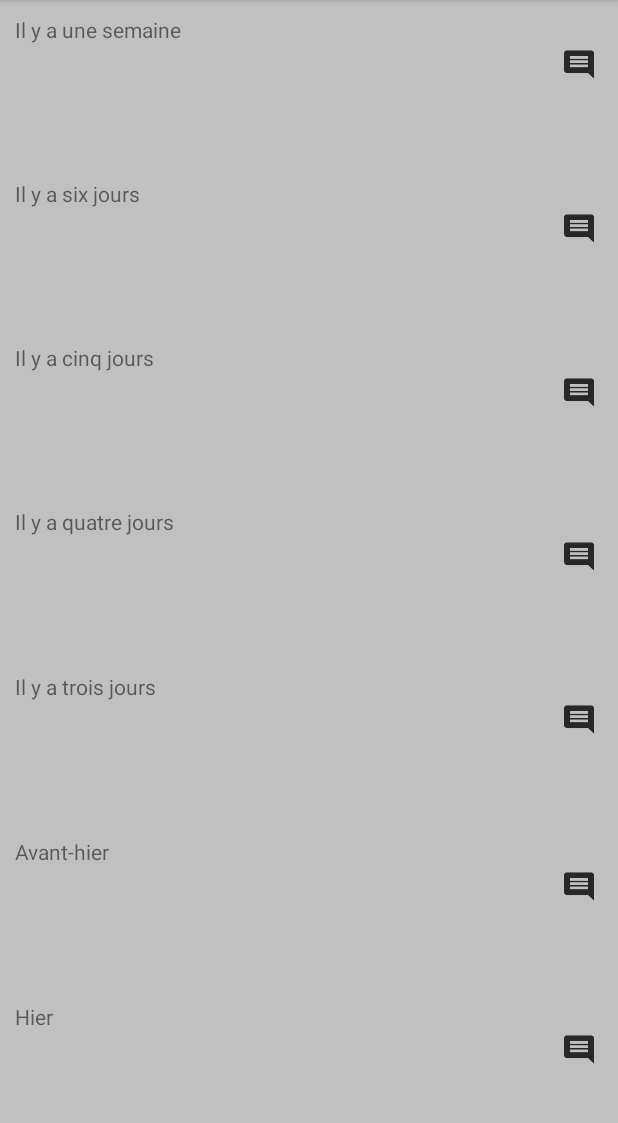
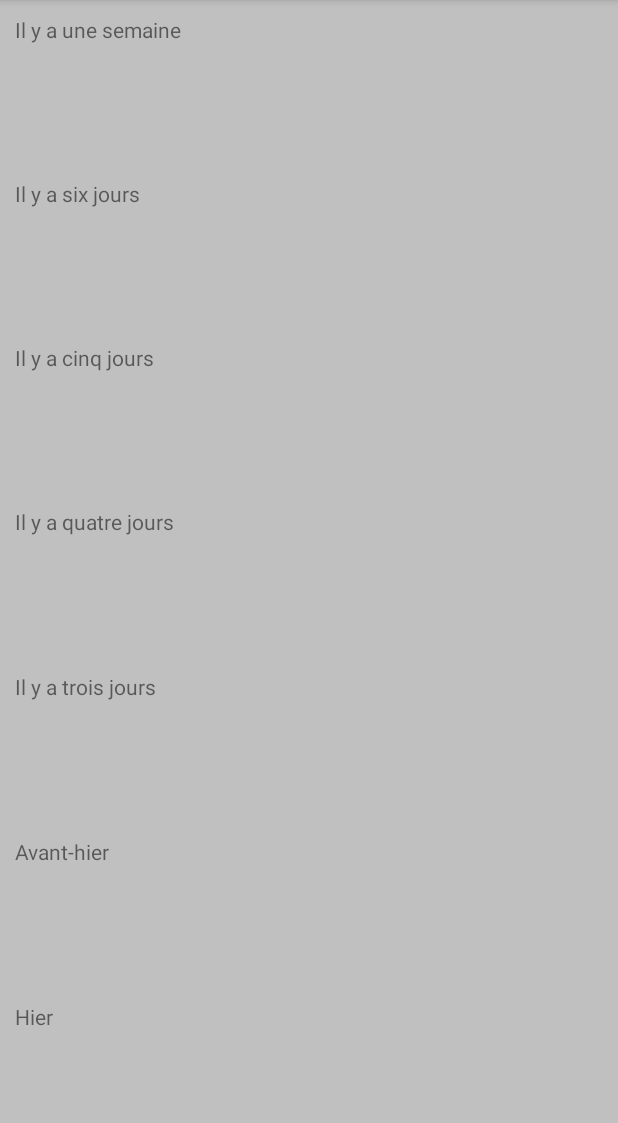
Before and after one commit to markmomo/MoodTracker, an Android app: the screen it shows after launch (HistoryActivity), after a tap on an icon or button, on a phone screen of 412 x 824 dp, the part 84-1207 px from its top. Run offline under Robolectric (Android 15) with nearby library versions, the phone set to English and light mode, and no system bars.

Commit message:
HistoryActivity displaying history
add methods in HistoryActivity to display colors, sizes, noteIcons,
based on the user history.

```diff
--- a/app/src/main/java/markmomo/com/moodtracker/controllers/HistoryActivity.java
+++ b/app/src/main/java/markmomo/com/moodtracker/controllers/HistoryActivity.java
@@ -1,39 +1,152 @@
 package markmomo.com.moodtracker.controllers;
 
+import android.content.Intent;
+
+import android.support.annotation.ColorRes;
+import android.support.constraint.ConstraintLayout;
 import android.support.v7.app.AppCompatActivity;
+
 import android.os.Bundle;
-import android.util.Log;
+
+import android.util.DisplayMetrics;
+
+import android.view.Display;
 import android.view.View;
+
+import android.widget.ImageButton;
+import android.widget.Toast;
+
+import java.util.ArrayList;
 
 import markmomo.com.moodtracker.R;
 
 public class HistoryActivity extends AppCompatActivity {
 
+    private ArrayList<ImageButton> mButtons;
+    private ArrayList<ConstraintLayout> mCstLayouts;
+    private @ColorRes int mColor;
+    private ArrayList<String> mNotes;
+    private ArrayList<String> mMoods;
+
     @Override
     protected void onCreate(Bundle savedInstanceState) {
         super.onCreate(savedInstanceState);
         setContentView(R.layout.activity_history);
+
+        //INITIALIZATION LAYOUTS AND WIDGETS
+        ImageButton mButton1,mButton2,mButton3,mButton4,mButton5,mButton6,mButton7;
+        ConstraintLayout mDay1Left,mDay2Left,mDay3Left,mDay4Left,mDay5Left,mDay6Left,mDay7Left;
+
+        mDay1Left = findViewById(R.id.act_history_day1);mDay2Left = findViewById(R.id.act_history_day2);
+        mDay3Left = findViewById(R.id.act_history_day3);mDay4Left = findViewById(R.id.act_history_day4);
+        mDay5Left = findViewById(R.id.act_history_day5);mDay6Left = findViewById(R.id.act_history_day6);
+        mDay7Left = findViewById(R.id.act_history_day7);
+
+        mButton1 = findViewById(R.id.act_history_day1_Btn);mButton2 = findViewById(R.id.act_history_day2_Btn);
+        mButton3 = findViewById(R.id.act_history_day3_Btn);mButton4 = findViewById(R.id.act_history_day4_Btn);
+        mButton5 = findViewById(R.id.act_history_day5_Btn);mButton6 = findViewById(R.id.act_history_day6_Btn);
+        mButton7 = findViewById(R.id.act_history_day7_Btn);
+
+        mCstLayouts = new ArrayList<>();
+        mCstLayouts.add(mDay1Left);mCstLayouts.add(mDay2Left);mCstLayouts.add(mDay3Left);mCstLayouts.add(mDay4Left);
+        mCstLayouts.add(mDay5Left);mCstLayouts.add(mDay6Left);mCstLayouts.add(mDay7Left);
+
+        mButtons = new ArrayList<>();
+        mButtons.add(mButton1);mButtons.add(mButton2);mButtons.add(mButton3);mButtons.add(mButton4);
+        mButtons.add(mButton5);mButtons.add(mButton6);mButtons.add(mButton7);
+
+        //load data from MainActivity
+        Intent intent = getIntent ();
+        mMoods = intent.getStringArrayListExtra("mMoods history");
+        mNotes = intent.getStringArrayListExtra("mNotes history");
+
+        //display management of history colors, sizes, and icons.
+        for (int i = 0; i < 7; i++){
+            this.displayHistory(Integer.parseInt(mMoods.get(i)), i+1);
+        }
+        this.displayingNoteIcon();
     }
 
     public void button7IsClicked(View view){
-        Log.e("HistoryActivity Button", "button7IsClicked: ");
+        Toast.makeText(this, mNotes.get(6), Toast.LENGTH_SHORT).show();
     }
     public void button6IsClicked(View view){
-        Log.e("HistoryActivity Button", "button6IsClicked: ");
+        Toast.makeText(this, mNotes.get(5), Toast.LENGTH_SHORT).show();
     }
     public void button5IsClicked(View view){
-        Log.e("HistoryActivity Button", "button5IsClicked: ");
+        Toast.makeText(this, mNotes.get(4), Toast.LENGTH_SHORT).show();
     }
     public void button4IsClicked(View view){
-        Log.e("HistoryActivity Button", "button4IsClicked: ");
+        Toast.makeText(this, mNotes.get(3), Toast.LENGTH_SHORT).show();
     }
     public void button3IsClicked(View view){
-        Log.e("HistoryActivity Button", "button3IsClicked: ");
+        Toast.makeText(this, mNotes.get(2), Toast.LENGTH_SHORT).show();
     }
     public void button2IsClicked(View view){
-        Log.e("HistoryActivity Button", "button2IsClicked: ");
+        Toast.makeText(this, mNotes.get(1), Toast.LENGTH_SHORT).show();
     }
     public void button1IsClicked(View view){
-        Log.e("HistoryActivity Button", "button1IsClicked: ");
+        Toast.makeText(this, mNotes.get(0), Toast.LENGTH_SHORT).show();
+    }
+
+    private void displayHistory (int moodNumber, int position) {
+
+        switch (moodNumber){
+            case 0 :
+                mColor = R.color.faded_red;
+                break;
+            case 1 :
+                mColor = R.color.warm_grey;
+                break;
+            case 2 :
+                mColor = R.color.cornflower_blue_65;
+                break;
+            case 3 :
+                mColor = R.color.light_sage;
+                break;
+            case 4 :
+                mColor = R.color.banana_yellow;
+                break;
+            default:
+                mColor = R.color.noMoodsGrey;
+        }
+        chooseWidthAndColor(moodNumber,mCstLayouts.get(position-1),mButtons.get(position-1));
+    }
+
+    private int getWidthScreen() {
+        Display display = getWindowManager().getDefaultDisplay();
+        DisplayMetrics outMetrics = new DisplayMetrics();
+        display.getMetrics(outMetrics);
+
+        return outMetrics.widthPixels;
+    }
+
+    private void chooseWidthAndColor(int number , ConstraintLayout constraint, ImageButton imgButton) {
+
+        switch (number){
+            case 0 :
+                constraint.setMaxWidth(getWidthScreen()/5);
+                break;
+            case 1 :
+                constraint.setMaxWidth((getWidthScreen()/5)*2);
+                break;
+            case 2 :
+                constraint.setMaxWidth((getWidthScreen()/5)*3);
+                break;
+            case 3 :
+                constraint.setMaxWidth((getWidthScreen()/5)*4);
+                break;
+        }
+        constraint.setBackgroundColor(getResources().getColor(mColor));
+        imgButton.setBackgroundColor(getResources().getColor(mColor));
+    }
+
+    private void displayingNoteIcon(){
+
+        for (int i = 0; i < 7; i++){
+
+            if (mNotes.get(i).equals("no note"))
+                mButtons.get(i).setVisibility(View.GONE);
+        }
     }
 }
--- a/app/src/main/java/markmomo/com/moodtracker/controllers/MainActivity.java
+++ b/app/src/main/java/markmomo/com/moodtracker/controllers/MainActivity.java
@@ -33,7 +33,6 @@ import static markmomo.com.moodtracker.models.UserNotes.CURRENT_NOTES;
 import static markmomo.com.moodtracker.models.UserNotes.NOTES;
 import static markmomo.com.moodtracker.tools.AlarmReceiver.DAY_COUNTER;
 
-
 public class MainActivity extends AppCompatActivity {
 
     SharedPreferences mPrefs;
@@ -44,14 +43,16 @@ public class MainActivity extends AppCompatActivity {
     ViewPager mPager;
     EditText mNoteBox;
 
-
     public void historyIconIsClicked (View view){
         Intent intent = new Intent(MainActivity.this,HistoryActivity.class);
+
+        intent.putStringArrayListExtra("mMoods history",mUserMoods.getMoods());
+        intent.putStringArrayListExtra("mNotes history", mUserNotes.getNotes());
         startActivity(intent);
     }
 
     public void noteIconIsClicked (View view) {
-        displayNoteBox();
+        this.displayNoteBox();
     }
 
     @Override
@@ -60,7 +61,7 @@ public class MainActivity extends AppCompatActivity {
         setContentView(R.layout.activity_main);
 
         mPrefs = getSharedPreferences("myPrefs", Context.MODE_PRIVATE);
-        mPrefs.edit().putInt(DAY_COUNTER, 0).apply();
+        this.initializePrefs();
 
         mNoteIcon = findViewById(R.id.act_main_note_icon);
         mHistoryIcon = findViewById(R.id.act_main_history_icon);
@@ -68,8 +69,7 @@ public class MainActivity extends AppCompatActivity {
         mUserNotes = new UserNotes(this);
         mNoteBox = new EditText(this);
 
-        configureViewPager();
-        startAlarm ();
+        this.startAlarm ();
     }
 
     @Override
@@ -83,7 +83,7 @@ public class MainActivity extends AppCompatActivity {
     @Override
     protected void onStart() {
         super.onStart();
-
+        this.configureViewPager();
         this.listeningViewPager();
         mPrefs.edit().putInt(DAY_COUNTER, 0).apply();
     }
@@ -92,16 +92,14 @@ public class MainActivity extends AppCompatActivity {
 
         mPager = findViewById(R.id.act_main_view_pager);
 
-        SmileysAdapter smileysAdapter;
-        smileysAdapter = new SmileysAdapter(getSupportFragmentManager(), getResources().getIntArray(R.array.viewPagerColors));
+        SmileysAdapter smileysAdapter = new SmileysAdapter(getSupportFragmentManager(), getResources().getIntArray(R.array.viewPagerColors));
         mPager.setAdapter(smileysAdapter);
 
-        if (mPrefs.getString(CURRENT_MOOD,"no mood").equals("no mood")){
+        if (mPrefs.getString(CURRENT_MOOD,"-1").equals("-1")){
             mPager.setCurrentItem(3);
             mPrefs.edit().putString(CURRENT_MOOD,"3").apply();
-        } else {
+        } else
             mPager.setCurrentItem(Integer.parseInt(mPrefs.getString(CURRENT_MOOD,"3")));
-        }
 
         mNoteIcon.setBackgroundColor(smileysAdapter.mainActivityIconsColors);
         mHistoryIcon.setBackgroundColor(smileysAdapter.mainActivityIconsColors);
@@ -141,7 +139,7 @@ public class MainActivity extends AppCompatActivity {
                 mPrefs.edit().putString(CURRENT_MOOD, mPager.getCurrentItem()+"").apply();
                 mPrefs.edit().putInt(DAY_COUNTER, 0).apply();
 
-                System.out.println(mPrefs.getString(MOODS,"no mood"));
+                System.out.println(mPrefs.getString(MOODS,"-1"));
                 System.out.println(mUserMoods.getMoods());
 
             }
@@ -179,9 +177,16 @@ public class MainActivity extends AppCompatActivity {
         });
         alert.setCancelable(false);
         alert.create();
-        if(mNoteBox.getParent() != null) {
+        if(mNoteBox.getParent() != null)
             ((ViewGroup)mNoteBox.getParent()).removeView(mNoteBox); // <- fix
-        }
         alert.show();
     }
+
+    private void initializePrefs(){
+        mPrefs.edit().putInt(DAY_COUNTER, 0).apply();
+        if (mPrefs.getString(MOODS,null) == null)
+            mPrefs.edit().putString(MOODS,"-1,-1,-1,-1,-1,-1,-1").apply();
+        if (mPrefs.getString(NOTES,null) == null)
+            mPrefs.edit().putString(NOTES,"no note,;,;;,;;no note,;,;;,;;no note,;,;;,;;no note,;,;;,;;no note,;,;;,;;no note,;,;;,;;no note").apply();
+    }
 }
--- a/app/src/main/java/markmomo/com/moodtracker/models/UserMoods.java
+++ b/app/src/main/java/markmomo/com/moodtracker/models/UserMoods.java
@@ -29,8 +29,9 @@ public class UserMoods {
         SharedPreferences prefs;
         prefs = mContext.getSharedPreferences("myPrefs", MODE_PRIVATE);
         ArrayList<String> mMoods;
-        String moods = prefs.getString(MOODS, "no mood");
+        String moods = prefs.getString(MOODS, "-1");
         mMoods = new ArrayList<>(Arrays.asList(moods.split(",")));
+
         return mMoods;
     }
 }
--- a/app/src/main/java/markmomo/com/moodtracker/models/UserNotes.java
+++ b/app/src/main/java/markmomo/com/moodtracker/models/UserNotes.java
@@ -31,6 +31,7 @@ public class UserNotes {
         ArrayList<String> mNotes;
         String moods = prefs.getString(NOTES, "no note");
         mNotes = new ArrayList<>(Arrays.asList(moods.split(",;,;;,;;")));
+
         return mNotes;
     }
 }
```
Also changed, not shown: app/src/main/java/markmomo/com/moodtracker/tools/AlarmReceiver.java (+6 -6 lines).
